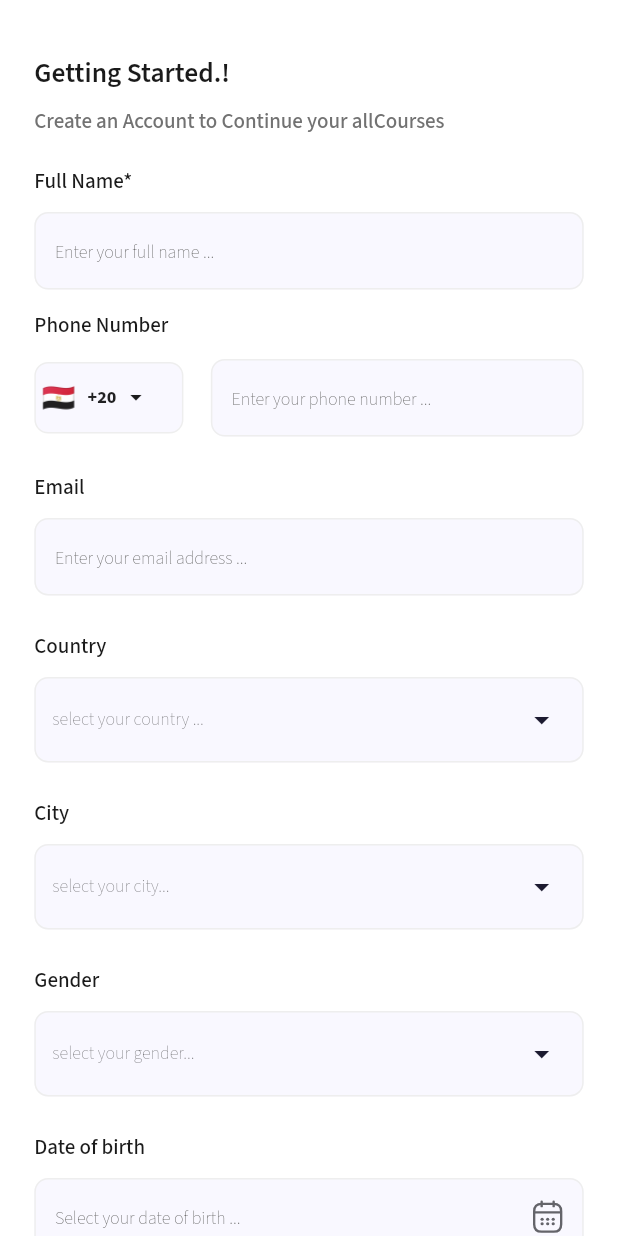
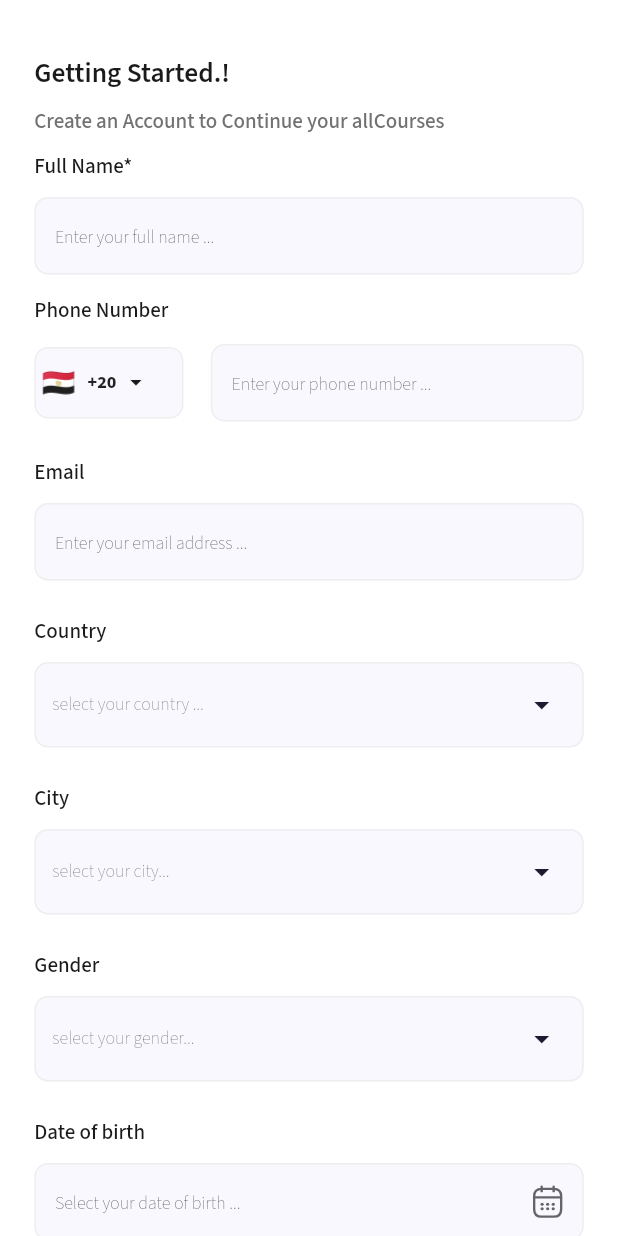
Before and after one commit to salahaldensherief/60ix, a Flutter app: the SignupViewBody screen opened directly, on a phone screen of 412 x 824 dp. Run offline on Flutter 3.47's test engine with Material 3 defaults, Android fonts, the light colour scheme and no system bars; drawn by our look-alikes of intl_phone_field; our stand-ins replace carousel_slider, dropdown_button2, flutter_screenutil, flutter_svg, pin_code_fields, smooth_page_indicator; missing offline and left inert: date_count_down.

Commit message:
refactor - ui feet - signup_view / ui

```diff
--- a/lib/features/auth/presentation/forgetpassword/presentation/views/create_new_password_view.dart
+++ b/lib/features/auth/presentation/forgetpassword/presentation/views/create_new_password_view.dart
@@ -39,7 +39,7 @@
               text: 'Continue',
               color: AppColors.primaryColor,
               colorSide: AppColors.primaryColor,
-              textStyle: TextStyles.font14SemiBold,
+              textStyle: TextStyles.font16SemiBold.copyWith(color: AppColors.whiteColor),
             ),
           ],
         ),
--- a/lib/features/auth/presentation/forgetpassword/presentation/views/foget_password_view.dart
+++ b/lib/features/auth/presentation/forgetpassword/presentation/views/foget_password_view.dart
@@ -36,7 +36,7 @@
               text: 'Next',
               color: AppColors.primaryColor,
               colorSide: AppColors.primaryColor,
-              textStyle: TextStyles.font14SemiBold,
+              textStyle: TextStyles.font16SemiBold.copyWith(color: AppColors.whiteColor),
             ),
           ],
         ),
--- a/lib/features/auth/presentation/forgetpassword/presentation/views/password_recovery.dart
+++ b/lib/features/auth/presentation/forgetpassword/presentation/views/password_recovery.dart
@@ -31,7 +31,8 @@
             SizedBox(height: 20.h),
             CustomButton(onPressed: (){
               Navigator.of(context).push(MaterialPageRoute(builder: (context) => CreateNewPasswordView(),));
-            }, text: 'Verify', color: AppColors.primaryColor, colorSide: AppColors.primaryColor,  textStyle: TextStyles.font14SemiBold),
+            }, text: 'Verify', color: AppColors.primaryColor, colorSide: AppColors.primaryColor,                    textStyle: TextStyles.font16SemiBold.copyWith(color: AppColors.whiteColor),
+            ),
             SizedBox(height: 20.h),
 
             TimeCountWidget(),
--- a/lib/features/auth/presentation/login/views/widgets/login_view_body.dart
+++ b/lib/features/auth/presentation/login/views/widgets/login_view_body.dart
@@ -31,7 +31,6 @@
                 subtitle: 'Login to Continue your account',
                 title: 'Let’s Sign In.!',
               ),
-              SizedBox(height: 20.h),
               PhoneNumberWidget(
                 textFieldHint: 'Enter your phone number ...',
 
--- a/lib/features/auth/presentation/signup/views/widgets/signup_view_body.dart
+++ b/lib/features/auth/presentation/signup/views/widgets/signup_view_body.dart
@@ -8,6 +8,7 @@
 import 'package:ix/core/widgets/custom_text_field.dart';
 import 'package:ix/core/widgets/have_an_account.dart';
 import 'package:ix/core/widgets/or_divider.dart';
+import 'package:ix/features/auth/presentation/login/views/login_view.dart';
 
 import '../../../../../../core/widgets/custom_app_bar.dart';
 import '../../../../../../core/widgets/drop_down_menu_widget.dart';
@@ -33,7 +34,6 @@
                   subtitle: 'Create an Account to Continue your allCourses',
                   title: 'Getting Started.!',
                 ),
-                SizedBox(height: 10),
 
                 CustomTextFormField(
                   text: 'Enter your full name ...',
@@ -113,17 +113,19 @@
                   text: 'Next',
                   color: AppColors.primaryColor,
                   colorSide: AppColors.primaryColor,
-                  textStyle: TextStyles.font14SemiBold,
+                  textStyle: TextStyles.font16SemiBold.copyWith(color: AppColors.whiteColor),
                 ),
                 SizedBox(height: 12.h),
                 CustomButton(
-                  onPressed: () {},
+                  onPressed: () {
+                    Navigator.of(context).push(MaterialPageRoute(builder: (context) => LoginView(),));
+                  },
                   text: 'Guest Login',
                   color: AppColors.lightOrangeColor,
                   colorSide: AppColors.lightOrangeColor,
-                  textStyle: TextStyles.font14.copyWith(
-                    color: AppColors.textColorPrimary,
-                  ),
+                  textStyle: TextStyles.font16SemiBold,
+
+
                 ),
                 SizedBox(height: 20.h),
 
```
